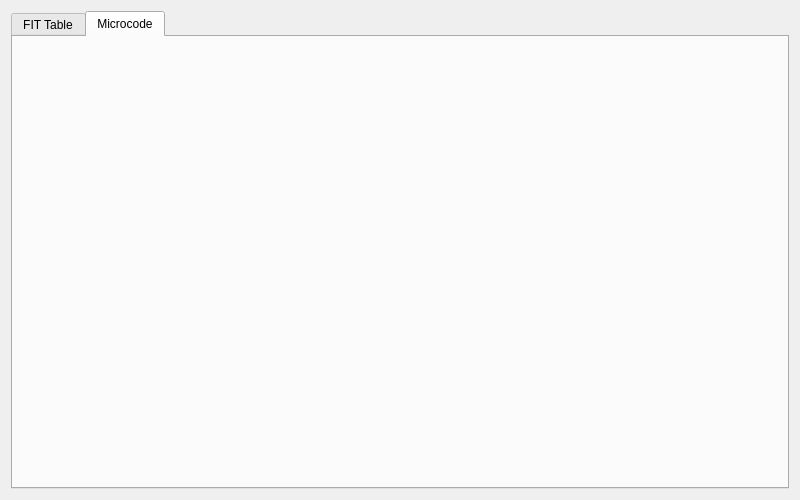
This is InfoWindow.ui in stephan-zhuchen/BIOS-Viewer as Qt 5 draws it before an edit. The edited form follows.
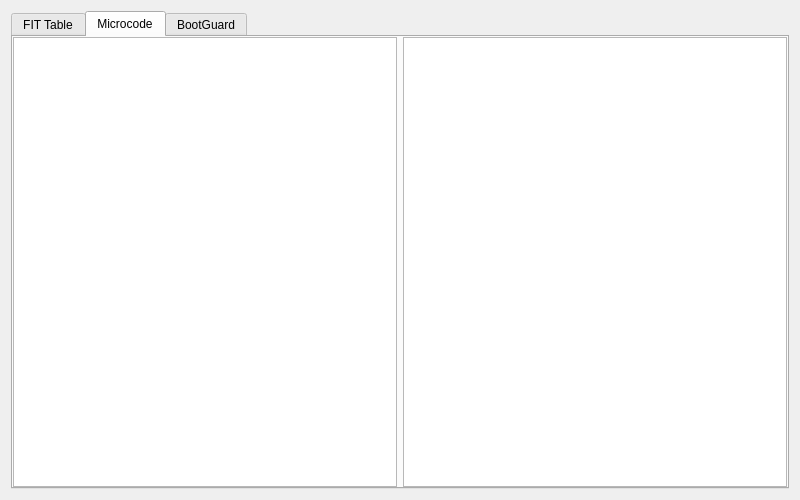
This is the edited form. The open tabs and pages were chosen to show the change.

Commit message: BIOS Viewer 0.9.2 1. Add Tool Menu; 2. Add IFWI support; 3. Add microcode information.

Patch:
```diff
--- a/InfoWindow.ui
+++ b/InfoWindow.ui
@@ -84,6 +84,38 @@
      <widget class="QWidget" name="microcodeTab">
       <attribute name="title">
        <string>Microcode</string>
+      </attribute>
+      <layout class="QHBoxLayout" name="horizontalLayout_3">
+       <property name="spacing">
+        <number>6</number>
+       </property>
+       <property name="leftMargin">
+        <number>0</number>
+       </property>
+       <property name="topMargin">
+        <number>0</number>
+       </property>
+       <property name="rightMargin">
+        <number>0</number>
+       </property>
+       <property name="bottomMargin">
+        <number>0</number>
+       </property>
+       <item>
+        <widget class="QListWidget" name="microcodeListWidget"/>
+       </item>
+       <item>
+        <widget class="QTextBrowser" name="MicrocodeTextBrowser">
+         <property name="acceptDrops">
+          <bool>false</bool>
+         </property>
+        </widget>
+       </item>
+      </layout>
+     </widget>
+     <widget class="QWidget" name="BootGuardTab">
+      <attribute name="title">
+       <string>BootGuard</string>
       </attribute>
      </widget>
     </widget>
```
Left out of the diff: 4 changed lines with no effect on the pictures. The commit also changes 14 other files.
